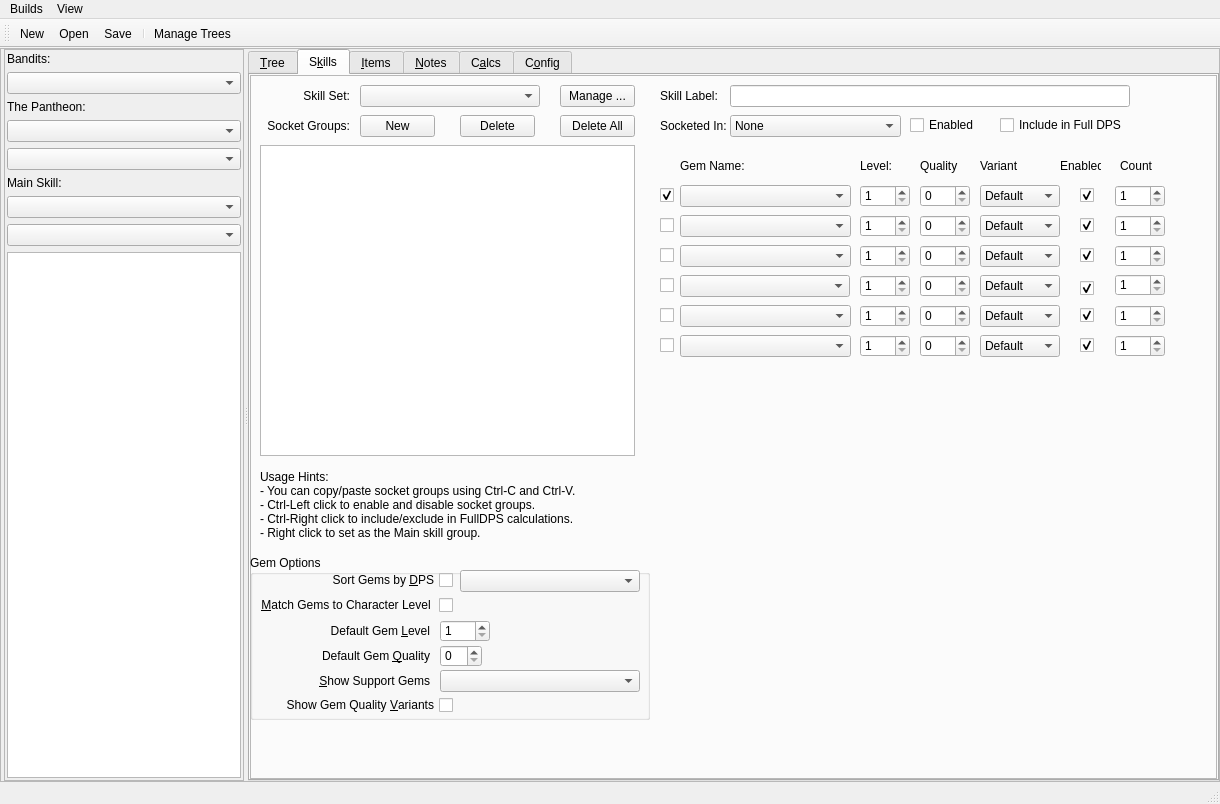
Before: the Qt Designer form Assets/PoB_Main_Window.ui in PathOfBuildingCommunity/PathOfBuilding-Python, drawn with Qt 5.
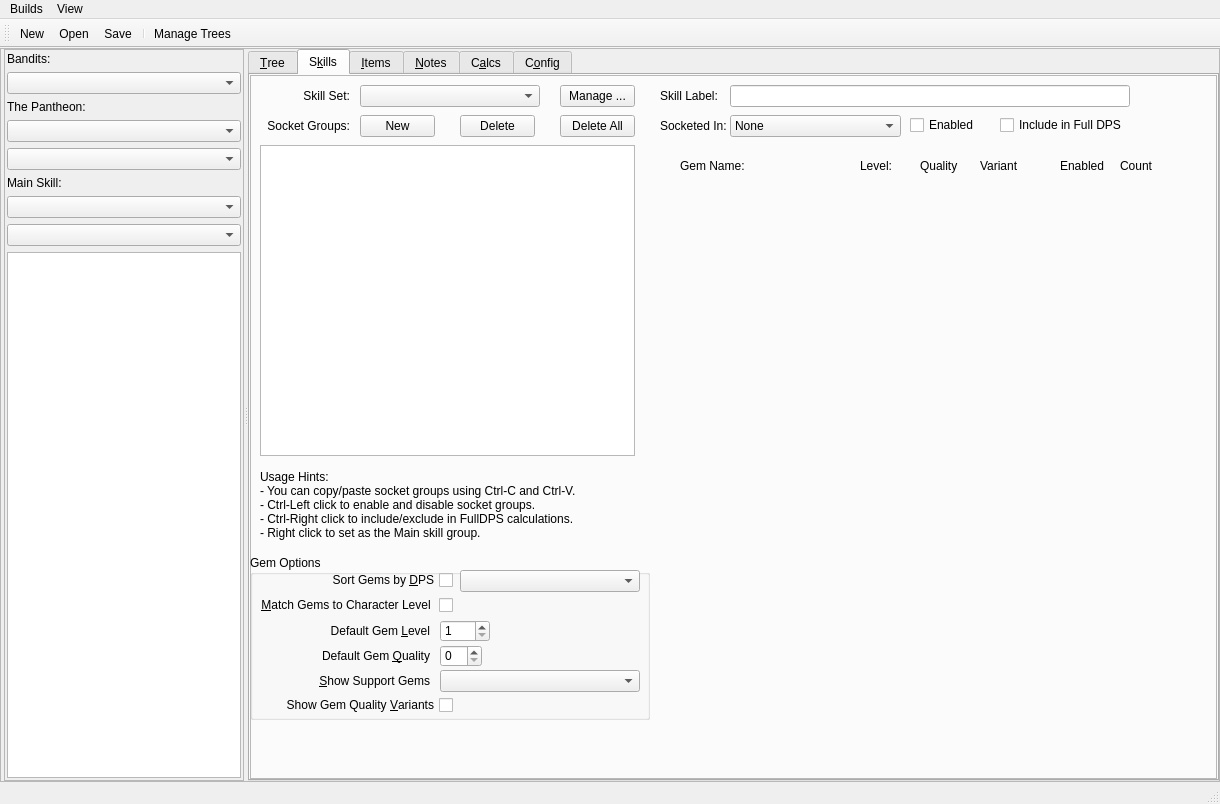
After: the same form once the commit is applied. Icons and pictures are not drawn.

```diff
--- a/Assets/PoB_Main_Window.ui
+++ b/Assets/PoB_Main_Window.ui
@@ -750,151 +750,6 @@
                  </property>
                 </widget>
                </widget>
-               <widget class="QWidget" name="gem4" native="true">
-                <property name="geometry">
-                 <rect>
-                  <x>400</x>
-                  <y>190</y>
-                  <width>520</width>
-                  <height>40</height>
-                 </rect>
-                </property>
-                <widget class="QCheckBox" name="check_GemRemove4">
-                 <property name="geometry">
-                  <rect>
-                   <x>10</x>
-                   <y>10</y>
-                   <width>20</width>
-                   <height>20</height>
-                  </rect>
-                 </property>
-                 <property name="text">
-                  <string/>
-                 </property>
-                 <property name="checked">
-                  <bool>false</bool>
-                 </property>
-                </widget>
-                <widget class="QComboBox" name="combo_GemList4">
-                 <property name="geometry">
-                  <rect>
-                   <x>30</x>
-                   <y>10</y>
-                   <width>170</width>
-                   <height>22</height>
-                  </rect>
-                 </property>
-                 <property name="minimumSize">
-                  <size>
-                   <width>170</width>
-                   <height>0</height>
-                  </size>
-                 </property>
-                </widget>
-                <widget class="QSpinBox" name="spin_GemLevel4">
-                 <property name="geometry">
-                  <rect>
-                   <x>210</x>
-                   <y>10</y>
-                   <width>50</width>
-                   <height>22</height>
-                  </rect>
-                 </property>
-                 <property name="minimumSize">
-                  <size>
-                   <width>42</width>
-                   <height>0</height>
-                  </size>
-                 </property>
-                 <property name="minimum">
-                  <number>1</number>
-                 </property>
-                 <property name="maximum">
-                  <number>20</number>
-                 </property>
-                </widget>
-                <widget class="QSpinBox" name="spin_GemQuality4">
-                 <property name="geometry">
-                  <rect>
-                   <x>270</x>
-                   <y>10</y>
-                   <width>50</width>
-                   <height>22</height>
-                  </rect>
-                 </property>
-                 <property name="minimumSize">
-                  <size>
-                   <width>42</width>
-                   <height>0</height>
-                  </size>
-                 </property>
-                 <property name="maximum">
-                  <number>40</number>
-                 </property>
-                </widget>
-                <widget class="QComboBox" name="combo_GemVariant4">
-                 <property name="geometry">
-                  <rect>
-                   <x>330</x>
-                   <y>10</y>
-                   <width>80</width>
-                   <height>22</height>
-                  </rect>
-                 </property>
-                 <item>
-                  <property name="text">
-                   <string extracomment="Default">Default</string>
-                  </property>
-                 </item>
-                 <item>
-                  <property name="text">
-                   <string extracomment="Alternate1">Anomalous</string>
-                  </property>
-                 </item>
-                 <item>
-                  <property name="text">
-                   <string extracomment="Alternate2">Divergent</string>
-                  </property>
-                 </item>
-                 <item>
-                  <property name="text">
-                   <string extracomment="Alternate3">Phantasmal</string>
-                  </property>
-                 </item>
-                </widget>
-                <widget class="QCheckBox" name="check_GemEnabled4">
-                 <property name="geometry">
-                  <rect>
-                   <x>430</x>
-                   <y>13</y>
-                   <width>20</width>
-                   <height>20</height>
-                  </rect>
-                 </property>
-                 <property name="text">
-                  <string/>
-                 </property>
-                 <property name="checked">
-                  <bool>true</bool>
-                 </property>
-                </widget>
-                <widget class="QSpinBox" name="spin_GemCount4">
-                 <property name="geometry">
-                  <rect>
-                   <x>465</x>
-                   <y>9</y>
-                   <width>50</width>
-                   <height>22</height>
-                  </rect>
-                 </property>
-                 <property name="minimum">
-                  <number>1</number>
-                 </property>
-                 <property name="maximum">
-                  <number>20</number>
-                 </property>
-                </widget>
-               </widget>
                <widget class="QComboBox" name="combo_SocketedIn">
                 <property name="geometry">
                  <rect>
@@ -1023,7 +878,7 @@
                  <rect>
                   <x>810</x>
                   <y>80</y>
-                  <width>41</width>
+                  <width>50</width>
                   <height>22</height>
                  </rect>
                 </property>
@@ -1080,133 +935,6 @@
                  <string>Level:</string>
                 </property>
                </widget>
-               <widget class="QFrame" name="gem1">
-                <property name="geometry">
-                 <rect>
-                  <x>400</x>
-                  <y>100</y>
-                  <width>520</width>
-                  <height>40</height>
-                 </rect>
-                </property>
-                <widget class="QCheckBox" name="check_GemRemove1">
-                 <property name="geometry">
-                  <rect>
-                   <x>10</x>
-                   <y>10</y>
-                   <width>20</width>
-                   <height>20</height>
-                  </rect>
-                 </property>
-                 <property name="text">
-                  <string/>
-                 </property>
-                 <property name="checked">
-                  <bool>true</bool>
-                 </property>
-                </widget>
-                <widget class="QComboBox" name="combo_GemList1">
-                 <property name="geometry">
-                  <rect>
-                   <x>30</x>
-                   <y>10</y>
-                   <width>171</width>
-                   <height>22</height>
-                  </rect>
-                 </property>
-                </widget>
-                <widget class="QSpinBox" name="spin_GemLevel1">
-                 <property name="geometry">
-                  <rect>
-                   <x>210</x>
-                   <y>10</y>
-                   <width>50</width>
-                   <height>22</height>
-                  </rect>
-                 </property>
-                 <property name="minimum">
-                  <number>1</number>
-                 </property>
-                 <property name="maximum">
-                  <number>20</number>
-                 </property>
-                </widget>
-                <widget class="QSpinBox" name="spin_GemQuality1">
-                 <property name="geometry">
-                  <rect>
-                   <x>270</x>
-                   <y>10</y>
-                   <width>50</width>
-                   <height>22</height>
-                  </rect>
-                 </property>
-                 <property name="maximum">
-                  <number>40</number>
-                 </property>
-                </widget>
-                <widget class="QComboBox" name="combo_GemVariant1">
-                 <property name="geometry">
-                  <rect>
-                   <x>330</x>
-                   <y>10</y>
-                   <width>80</width>
-                   <height>22</height>
-                  </rect>
-                 </property>
-                 <item>
-                  <property name="text">
-                   <string extracomment="Default">Default</string>
-                  </property>
-                 </item>
-                 <item>
-                  <property name="text">
-                   <string extracomment="Alternate1">Anomalous</string>
-                  </property>
-                 </item>
-                 <item>
-                  <property name="text">
-                   <string extracomment="Alternate2">Divergent</string>
-                  </property>
-                 </item>
-                 <item>
-                  <property name="text">
-                   <string extracomment="Alternate3">Phantasmal</string>
-                  </property>
-                 </item>
-                </widget>
-                <widget class="QCheckBox" name="check_GemEnabled1">
-                 <property name="geometry">
-                  <rect>
-                   <x>430</x>
-                   <y>10</y>
-                   <width>20</width>
-                   <height>20</height>
-                  </rect>
-                 </property>
-                 <property name="text">
-                  <string/>
-                 </property>
-                 <property name="checked">
-                  <bool>true</bool>
-                 </property>
-                </widget>
-                <widget class="QSpinBox" name="spin_GemCount1">
-                 <property name="geometry">
-                  <rect>
-                   <x>465</x>
-                   <y>10</y>
-                   <width>50</width>
-                   <height>22</height>
-                  </rect>
-                 </property>
-                 <property name="minimum">
-                  <number>1</number>
-                 </property>
-                 <property name="maximum">
-                  <number>20</number>
-                 </property>
-                </widget>
-               </widget>
                <widget class="QLabel" name="label_GemName">
                 <property name="geometry">
                  <rect>
@@ -1236,266 +964,12 @@
                  <bool>false</bool>
                 </property>
                </widget>
-               <widget class="QWidget" name="gem3" native="true">
-                <property name="geometry">
-                 <rect>
-                  <x>400</x>
-                  <y>160</y>
-                  <width>520</width>
-                  <height>40</height>
-                 </rect>
-                </property>
-                <widget class="QCheckBox" name="check_GemRemove3">
-                 <property name="geometry">
-                  <rect>
-                   <x>10</x>
-                   <y>10</y>
-                   <width>20</width>
-                   <height>20</height>
-                  </rect>
-                 </property>
-                 <property name="text">
-                  <string/>
-                 </property>
-                 <property name="checked">
-                  <bool>false</bool>
-                 </property>
-                </widget>
-                <widget class="QComboBox" name="combo_GemList3">
-                 <property name="geometry">
-                  <rect>
-                   <x>30</x>
-                   <y>10</y>
-                   <width>171</width>
-                   <height>22</height>
-                  </rect>
-                 </property>
-                </widget>
-                <widget class="QSpinBox" name="spin_GemLevel3">
-                 <property name="geometry">
-                  <rect>
-                   <x>210</x>
-                   <y>10</y>
-                   <width>50</width>
-                   <height>22</height>
-                  </rect>
-                 </property>
-                 <property name="minimum">
-                  <number>1</number>
-                 </property>
-                 <property name="maximum">
-                  <number>20</number>
-                 </property>
-                </widget>
-                <widget class="QSpinBox" name="spin_GemQuality3">
-                 <property name="geometry">
-                  <rect>
-                   <x>270</x>
-                   <y>10</y>
-                   <width>50</width>
-                   <height>22</height>
-                  </rect>
-                 </property>
-                 <property name="maximum">
-                  <number>40</number>
-                 </property>
-                </widget>
-                <widget class="QComboBox" name="combo_GemVariant3">
-                 <property name="geometry">
-                  <rect>
-                   <x>330</x>
-                   <y>10</y>
-                   <width>80</width>
-                   <height>22</height>
-                  </rect>
-                 </property>
-                 <item>
-                  <property name="text">
-                   <string extracomment="Default">Default</string>
-                  </property>
-                 </item>
-                 <item>
-                  <property name="text">
-                   <string extracomment="Alternate1">Anomalous</string>
-                  </property>
-                 </item>
-                 <item>
-                  <property name="text">
-                   <string extracomment="Alternate2">Divergent</string>
-                  </property>
-                 </item>
-                 <item>
-                  <property name="text">
-                   <string extracomment="Alternate3">Phantasmal</string>
-                  </property>
-                 </item>
-                </widget>
-                <widget class="QCheckBox" name="check_GemEnabled3">
-                 <property name="geometry">
-                  <rect>
-                   <x>430</x>
-                   <y>10</y>
-                   <width>20</width>
-                   <height>20</height>
-                  </rect>
-                 </property>
-                 <property name="text">
-                  <string/>
-                 </property>
-                 <property name="checked">
-                  <bool>true</bool>
-                 </property>
-                </widget>
-                <widget class="QSpinBox" name="spin_GemCount3">
-                 <property name="geometry">
-                  <rect>
-                   <x>465</x>
-                   <y>10</y>
-                   <width>50</width>
-                   <height>22</height>
-                  </rect>
-                 </property>
-                 <property name="minimum">
-                  <number>1</number>
-                 </property>
-                 <property name="maximum">
-                  <number>20</number>
-                 </property>
-                </widget>
-               </widget>
-               <widget class="QFrame" name="gem2">
-                <property name="geometry">
-                 <rect>
-                  <x>400</x>
-                  <y>130</y>
-                  <width>520</width>
-                  <height>40</height>
-                 </rect>
-                </property>
-                <widget class="QCheckBox" name="check_GemRemove2">
-                 <property name="geometry">
-                  <rect>
-                   <x>10</x>
-                   <y>10</y>
-                   <width>20</width>
-                   <height>20</height>
-                  </rect>
-                 </property>
-                 <property name="text">
-                  <string/>
-                 </property>
-                 <property name="checked">
-                  <bool>false</bool>
-                 </property>
-                </widget>
-                <widget class="QComboBox" name="combo_GemList2">
-                 <property name="geometry">
-                  <rect>
-                   <x>30</x>
-                   <y>10</y>
-                   <width>171</width>
-                   <height>22</height>
-                  </rect>
-                 </property>
-                </widget>
-                <widget class="QSpinBox" name="spin_GemLevel2">
-                 <property name="geometry">
-                  <rect>
-                   <x>210</x>
-                   <y>10</y>
-                   <width>50</width>
-                   <height>22</height>
-                  </rect>
-                 </property>
-                 <property name="minimum">
-                  <number>1</number>
-                 </property>
-                 <property name="maximum">
-                  <number>20</number>
-                 </property>
-                </widget>
-                <widget class="QSpinBox" name="spin_GemQuality2">
-                 <property name="geometry">
-                  <rect>
-                   <x>270</x>
-                   <y>10</y>
-                   <width>50</width>
-                   <height>22</height>
-                  </rect>
-                 </property>
-                 <property name="maximum">
-                  <number>40</number>
-                 </property>
-                </widget>
-                <widget class="QComboBox" name="combo_GemVariant2">
-                 <property name="geometry">
-                  <rect>
-                   <x>330</x>
-                   <y>10</y>
-                   <width>80</width>
-                   <height>22</height>
-                  </rect>
-                 </property>
-                 <item>
-                  <property name="text">
-                   <string extracomment="Default">Default</string>
-                  </property>
-                 </item>
-                 <item>
-                  <property name="text">
-                   <string extracomment="Alternate1">Anomalous</string>
-                  </property>
-                 </item>
-                 <item>
-                  <property name="text">
-                   <string extracomment="Alternate2">Divergent</string>
-                  </property>
-                 </item>
-                 <item>
-                  <property name="text">
-                   <string extracomment="Alternate3">Phantasmal</string>
-                  </property>
-                 </item>
-                </widget>
-                <widget class="QCheckBox" name="check_GemEnabled2">
-                 <property name="geometry">
-                  <rect>
-                   <x>430</x>
-                   <y>10</y>
-                   <width>20</width>
-                   <height>20</height>
-                  </rect>
-                 </property>
-                 <property name="text">
-                  <string/>
-                 </property>
-                 <property name="checked">
-                  <bool>true</bool>
-                 </property>
-                </widget>
-                <widget class="QSpinBox" name="spin_GemCount2">
-                 <property name="geometry">
-                  <rect>
-                   <x>465</x>
-                   <y>10</y>
-                   <width>50</width>
-                   <height>22</height>
-                  </rect>
-                 </property>
-                 <property name="minimum">
-                  <number>1</number>
-                 </property>
-                 <property name="maximum">
-                  <number>20</number>
-                 </property>
-                </widget>
-               </widget>
                <widget class="QLabel" name="label_Quality">
                 <property name="geometry">
                  <rect>
                   <x>670</x>
                   <y>80</y>
-                  <width>40</width>
+                  <width>45</width>
                   <height>22</height>
                  </rect>
                 </property>
@@ -1503,260 +977,6 @@
                  <string>Quality</string>
                 </property>
                </widget>
-               <widget class="QWidget" name="gem5" native="true">
-                <property name="geometry">
-                 <rect>
-                  <x>400</x>
-                  <y>220</y>
-                  <width>520</width>
-                  <height>40</height>
-                 </rect>
-                </property>
-                <widget class="QCheckBox" name="check_GemRemove5">
-                 <property name="geometry">
-                  <rect>
-                   <x>10</x>
-                   <y>10</y>
-                   <width>20</width>
-                   <height>20</height>
-                  </rect>
-                 </property>
-                 <property name="text">
-                  <string/>
-                 </property>
-                 <property name="checked">
-                  <bool>false</bool>
-                 </property>
-                </widget>
-                <widget class="QComboBox" name="combo_GemList5">
-                 <property name="geometry">
-                  <rect>
-                   <x>30</x>
-                   <y>10</y>
-                   <width>171</width>
-                   <height>22</height>
-                  </rect>
-                 </property>
-                </widget>
-                <widget class="QSpinBox" name="spin_GemLevel5">
-                 <property name="geometry">
-                  <rect>
-                   <x>210</x>
-                   <y>10</y>
-                   <width>50</width>
-                   <height>22</height>
-                  </rect>
-                 </property>
-                 <property name="minimum">
-                  <number>1</number>
-                 </property>
-                 <property name="maximum">
-                  <number>20</number>
-                 </property>
-                </widget>
-                <widget class="QSpinBox" name="spin_GemQuality5">
-                 <property name="geometry">
-                  <rect>
-                   <x>270</x>
-                   <y>10</y>
-                   <width>50</width>
-                   <height>22</height>
-                  </rect>
-                 </property>
-                 <property name="maximum">
-                  <number>40</number>
-                 </property>
-                </widget>
-                <widget class="QComboBox" name="combo_GemVariant5">
-                 <property name="geometry">
-                  <rect>
-                   <x>330</x>
-                   <y>10</y>
-                   <width>80</width>
-                   <height>22</height>
-                  </rect>
-                 </property>
-                 <item>
-                  <property name="text">
-                   <string extracomment="Default">Default</string>
-                  </property>
-                 </item>
-                 <item>
-                  <property name="text">
-                   <string extracomment="Alternate1">Anomalous</string>
-                  </property>
-                 </item>
-                 <item>
-                  <property name="text">
-                   <string extracomment="Alternate2">Divergent</string>
-                  </property>
-                 </item>
-                 <item>
-                  <property name="text">
-                   <string extracomment="Alternate3">Phantasmal</string>
-                  </property>
-                 </item>
-                </widget>
-                <widget class="QCheckBox" name="check_GemEnabled5">
-                 <property name="geometry">
-                  <rect>
-                   <x>430</x>
-                   <y>10</y>
-                   <width>20</width>
-                   <height>20</height>
-                  </rect>
-                 </property>
-                 <property name="text">
-                  <string/>
-                 </property>
-                 <property name="checked">
-                  <bool>true</bool>
-                 </property>
-                </widget>
-                <widget class="QSpinBox" name="spin_GemCount5">
-                 <property name="geometry">
-                  <rect>
-                   <x>465</x>
-                   <y>10</y>
-                   <width>50</width>
-                   <height>22</height>
-                  </rect>
-                 </property>
-                 <property name="minimum">
-                  <number>1</number>
-                 </property>
-                 <property name="maximum">
-                  <number>20</number>
-                 </property>
-                </widget>
-               </widget>
-               <widget class="QWidget" name="gem6" native="true">
-                <property name="geometry">
-                 <rect>
-                  <x>400</x>
-                  <y>250</y>
-                  <width>520</width>
-                  <height>40</height>
-                 </rect>
-                </property>
-                <widget class="QCheckBox" name="check_GemRemove6">
-                 <property name="geometry">
-                  <rect>
-                   <x>10</x>
-                   <y>10</y>
-                   <width>20</width>
-                   <height>20</height>
-                  </rect>
-                 </property>
-                 <property name="text">
-                  <string/>
-                 </property>
-                 <property name="checked">
-                  <bool>false</bool>
-                 </property>
-                </widget>
-                <widget class="QComboBox" name="combo_GemList6">
-                 <property name="geometry">
-                  <rect>
-                   <x>30</x>
-                   <y>10</y>
-                   <width>171</width>
-                   <height>22</height>
-                  </rect>
-                 </property>
-                </widget>
-                <widget class="QSpinBox" name="spin_GemLevel6">
-                 <property name="geometry">
-                  <rect>
-                   <x>210</x>
-                   <y>10</y>
-                   <width>50</width>
-                   <height>22</height>
-                  </rect>
-                 </property>
-                 <property name="minimum">
-                  <number>1</number>
-                 </property>
-                 <property name="maximum">
-                  <number>20</number>
-                 </property>
-                </widget>
-                <widget class="QSpinBox" name="spin_GemQuality6">
-                 <property name="geometry">
-                  <rect>
-                   <x>270</x>
-                   <y>10</y>
-                   <width>50</width>
-                   <height>22</height>
-                  </rect>
-                 </property>
-                 <property name="maximum">
-                  <number>40</number>
-                 </property>
-                </widget>
-                <widget class="QComboBox" name="combo_GemVariant6">
-                 <property name="geometry">
-                  <rect>
-                   <x>330</x>
-                   <y>10</y>
-                   <width>80</width>
-                   <height>22</height>
-                  </rect>
-                 </property>
-                 <item>
-                  <property name="text">
-                   <string extracomment="Default">Default</string>
-                  </property>
-                 </item>
-                 <item>
-                  <property name="text">
-                   <string extracomment="Alternate1">Anomalous</string>
-                  </property>
-                 </item>
-                 <item>
-                  <property name="text">
-                   <string extracomment="Alternate2">Divergent</string>
-                  </property>
-                 </item>
-                 <item>
-                  <property name="text">
-                   <string extracomment="Alternate3">Phantasmal</string>
-                  </property>
-                 </item>
-                </widget>
-                <widget class="QCheckBox" name="check_GemEnabled6">
-                 <property name="geometry">
-                  <rect>
-                   <x>430</x>
-                   <y>10</y>
-                   <width>20</width>
-                   <height>20</height>
-                  </rect>
-                 </property>
-                 <property name="text">
-                  <string/>
-                 </property>
-                 <property name="checked">
-                  <bool>true</bool>
-                 </property>
-                </widget>
-                <widget class="QSpinBox" name="spin_GemCount6">
-                 <property name="geometry">
-                  <rect>
-                   <x>465</x>
-                   <y>10</y>
-                   <width>50</width>
-                   <height>22</height>
-                  </rect>
-                 </property>
-                 <property name="minimum">
-                  <number>1</number>
-                 </property>
-                 <property name="maximum">
-                  <number>20</number>
-                 </property>
-                </widget>
-               </widget>
               </widget>
              </item>
             </layout>
```
